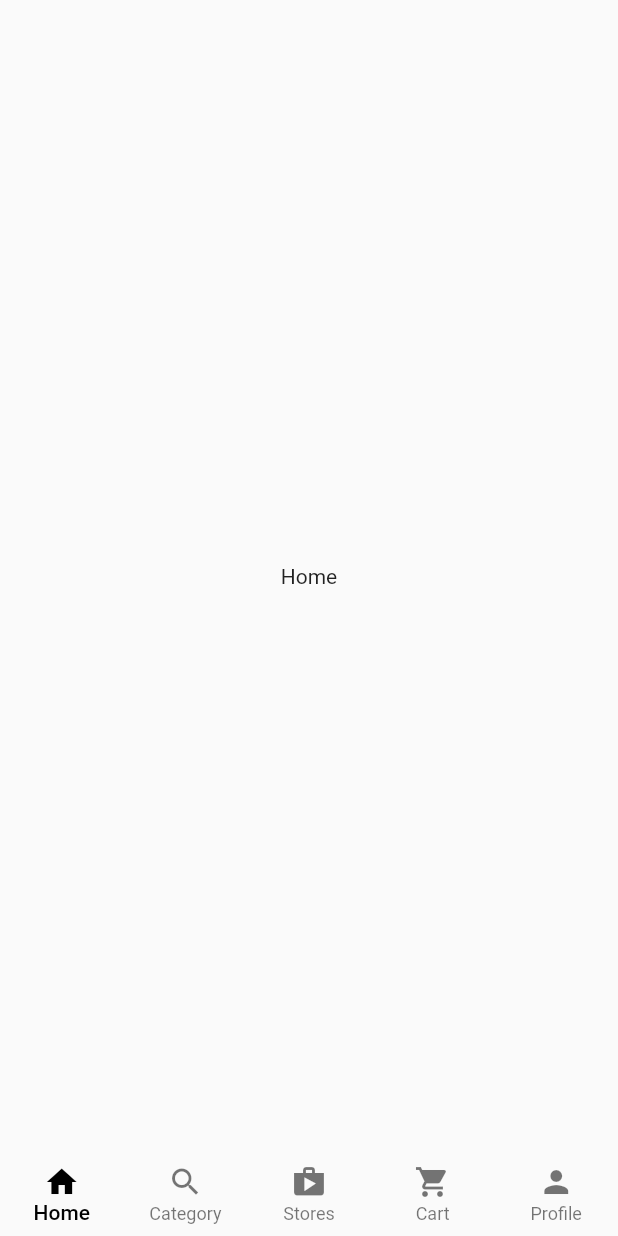
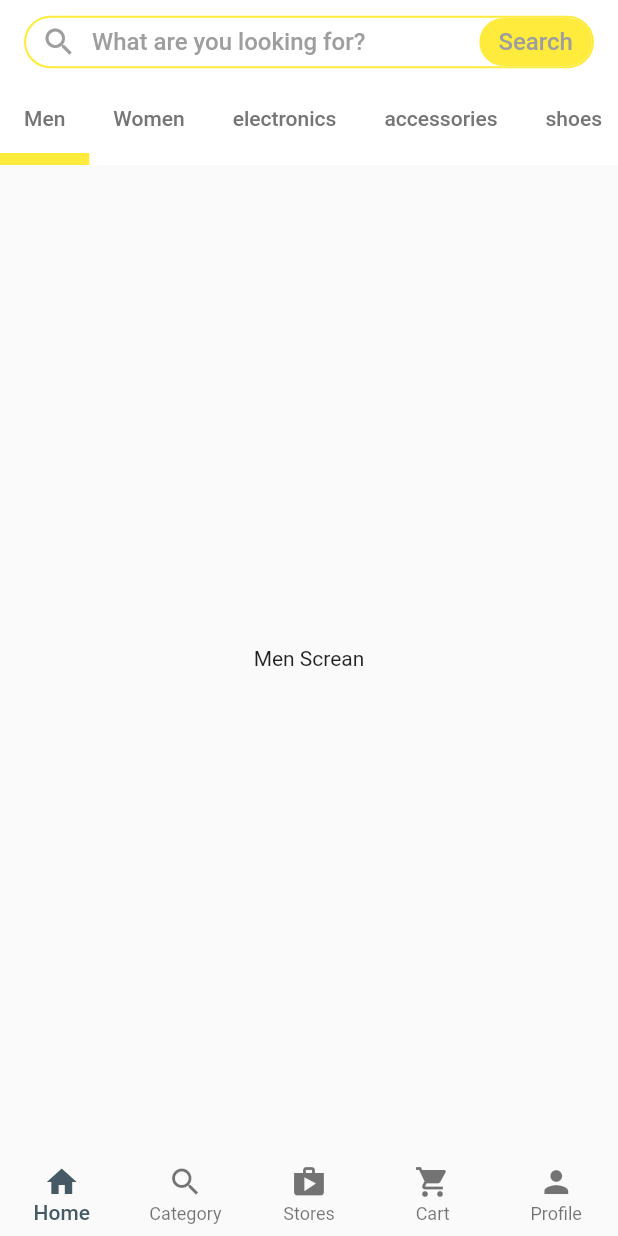
Before and after one commit to Zachariah-Farhang/multi-stor, a Flutter app: the screen it shows after launch, on a phone screen of 412 x 824 dp. Run offline on Flutter 3.47's test engine with Material 2 defaults, Android fonts, the phone set to English and light mode, and no system bars.

Commit message:
I have created search bottom

```diff
--- a/lib/main.dart
+++ b/lib/main.dart
@@ -9,12 +9,12 @@ void main() {
 class MyApp extends StatelessWidget {
   const MyApp({Key? key}) : super(key: key);
 
-  // TODO: This widget is the root of ouer application.
+  //This widget is the root of ouer application.
   @override
   Widget build(BuildContext context) {
     return const MaterialApp(
       debugShowCheckedModeBanner: false,
-      // TODO: This widget is the main screan that is showing now on the app CustomerHomeScrean().
+      //This widget is the main screan that is showing now on the app CustomerHomeScrean().
       home: CustomerHomeScrean(),
     );
   }
--- a/lib/main_screans/customer_home.dart
+++ b/lib/main_screans/customer_home.dart
@@ -1,6 +1,7 @@
 import 'package:flutter/material.dart';
+import 'package:multi_store_app/main_screans/home.dart';
 
-// TODO: I have created a fulstatwidget for customer page that have a navigationbar.
+//I have created a fulstatwidget for customer page that have a navigationbar.
 class CustomerHomeScrean extends StatefulWidget {
   const CustomerHomeScrean({super.key});
 
@@ -11,7 +12,7 @@ class CustomerHomeScrean extends StatefulWidget {
 class _CustomerHomeScreanState extends State<CustomerHomeScrean> {
   int _selectedIndex = 0;
   final List<Widget> _tabs = const [
-    Center(child: Text('Home')),
+    HomeScrean(),
     Center(child: Text('Category')),
     Center(child: Text('Stores')),
     Center(child: Text('Cart')),
@@ -19,12 +20,12 @@ class _CustomerHomeScreanState extends State<CustomerHomeScrean> {
   ];
   @override
   Widget build(BuildContext context) {
-    // TODO: Scaffold is the root widget of the customer page.
+    //Scaffold is the root widget of the customer page.
     return Scaffold(
       bottomNavigationBar: BottomNavigationBar(
         elevation: 0.0,
         type: BottomNavigationBarType.fixed,
-        selectedItemColor: Colors.black,
+        selectedItemColor: Colors.blueGrey.shade700,
         // unselectedItemColor: Colors.red,
         currentIndex: _selectedIndex,
         selectedLabelStyle: const TextStyle(fontWeight: FontWeight.w500),
--- /dev/null
+++ b/lib/main_screans/home.dart
@@ -0,0 +1,114 @@
+import 'package:flutter/material.dart';
+
+class HomeScrean extends StatefulWidget {
+  const HomeScrean({super.key});
+
+  @override
+  State<HomeScrean> createState() => _HomeScreanState();
+}
+// hERE I HAVE CREATED A TABBAR WITH TABBARVIEW.
+
+class _HomeScreanState extends State<HomeScrean> {
+  @override
+  Widget build(BuildContext context) {
+    return DefaultTabController(
+      length: 9,
+      child: Scaffold(
+        appBar: AppBar(
+          elevation: 0.0,
+          backgroundColor: Colors.white,
+          title: Container(
+              height: 35,
+              decoration: BoxDecoration(
+                  borderRadius: BorderRadius.circular(25.0),
+                  border: Border.all(color: Colors.yellow, width: 1.4)),
+              child: Row(
+                mainAxisAlignment: MainAxisAlignment.spaceBetween,
+                children: [
+                  Row(
+                    children: const [
+                      Padding(
+                        padding: EdgeInsets.symmetric(
+                          horizontal: 10,
+                        ),
+                        child: Icon(Icons.search, color: Colors.grey),
+                      ),
+                      Text(
+                        'What are you looking for?',
+                        style: TextStyle(
+                          color: Colors.grey,
+                          fontSize: 16.0,
+                        ),
+                      ),
+                    ],
+                  ),
+                  Container(
+                    height: 32,
+                    width: 75,
+                    decoration: BoxDecoration(
+                        color: Colors.yellow,
+                        borderRadius: BorderRadius.circular(25)),
+                    child: const Center(
+                      child: Text(
+                        'Search',
+                        style: TextStyle(
+                          color: Colors.grey,
+                          fontSize: 16.0,
+                        ),
+                      ),
+                    ),
+                  )
+                ],
+              )),
+          bottom: const TabBar(
+            physics: BouncingScrollPhysics(),
+            isScrollable: true,
+            indicatorColor: Colors.yellow,
+            indicatorWeight: 8.0,
+            tabs: [
+              RepeatedTab(tabName: 'Men'),
+              RepeatedTab(tabName: 'Women'),
+              RepeatedTab(tabName: 'electronics'),
+              RepeatedTab(tabName: 'accessories'),
+              RepeatedTab(tabName: 'shoes'),
+              RepeatedTab(tabName: 'home & garden'),
+              RepeatedTab(tabName: 'beauty'),
+              RepeatedTab(tabName: 'kids'),
+              RepeatedTab(tabName: 'bags'),
+            ],
+          ),
+        ),
+        body: const TabBarView(physics: BouncingScrollPhysics(), children: [
+          Center(child: Text('Men Screan')),
+          Center(child: Text('Women Screan')),
+          Center(child: Text('electronics Screan')),
+          Center(child: Text('accessories Screan')),
+          Center(child: Text('shoes Screan')),
+          Center(child: Text('home & garden Screan')),
+          Center(child: Text('beauty Screan')),
+          Center(child: Text('kids Screan')),
+          Center(child: Text('bags Screan')),
+        ]),
+      ),
+    );
+  }
+}
+
+// HERE I HAVE CREATED A CLASS FOR REPEATED TAB.
+class RepeatedTab extends StatelessWidget {
+  final String tabName;
+  const RepeatedTab({
+    super.key,
+    required this.tabName,
+  });
+
+  @override
+  Widget build(BuildContext context) {
+    return Tab(
+      child: Text(
+        tabName,
+        style: TextStyle(color: Colors.grey.shade600),
+      ),
+    );
+  }
+}
```
